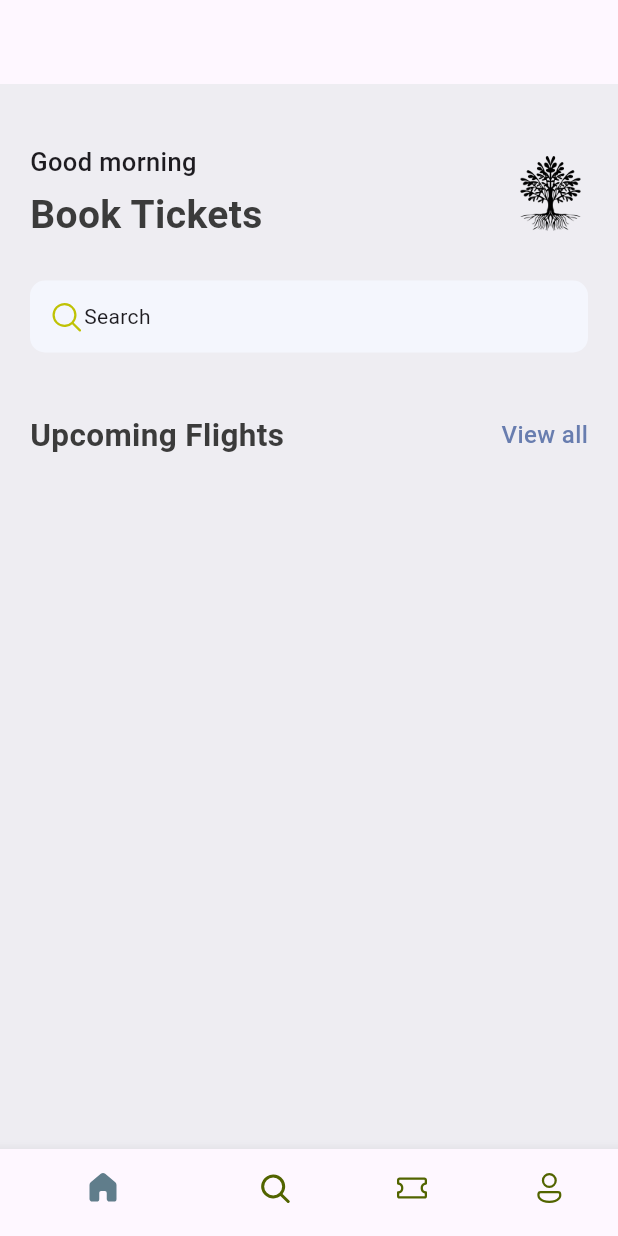
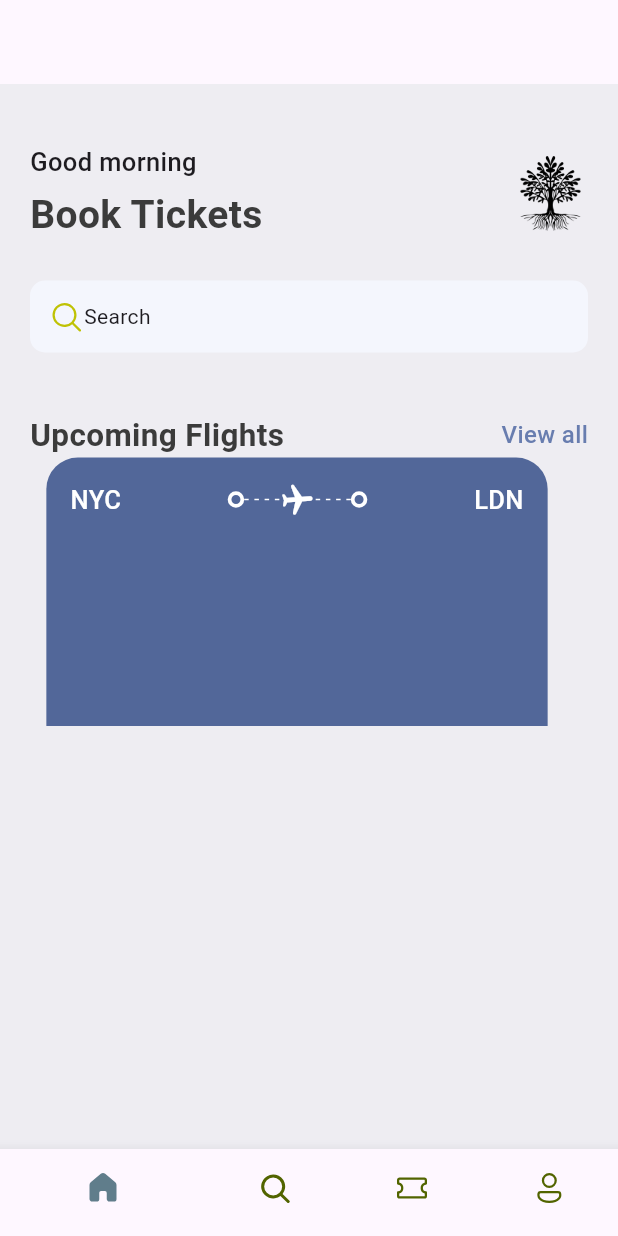
Before and after one commit to GuitherezDika/ticket_app, a Flutter app: the screen it shows after launch, on a phone screen of 412 x 824 dp. Run offline on Flutter 3.47's test engine with Material 3 defaults, Android fonts, the phone set to English and light mode, and no system bars; our stand-ins replace fluentui_icons.

Commit message:
widget ticket 1

```diff
--- a/lib/base/res/styles/app_styles.dart
+++ b/lib/base/res/styles/app_styles.dart
@@ -6,6 +6,7 @@ class AppStyles {
   static Color primaryColor = primary;
   static Color textColor = const Color(0xFF3b3b3b);
   static Color bgColor = const Color(0xFFeeedf2);
+  static Color ticketBlue = const Color(0xFF526799);
 
   static TextStyle  textStyle = TextStyle(
     fontSize: 16,
--- /dev/null
+++ b/lib/base/widgets/app_layoutBuilder_widget.dart
@@ -0,0 +1,26 @@
+import 'package:flutter/material.dart';
+
+class AppLayoutbuilderWidget extends StatelessWidget {
+  final int randomDivider;
+
+  const AppLayoutbuilderWidget({super.key, required this.randomDivider});
+
+  @override
+  Widget build(BuildContext context) {
+    return LayoutBuilder(
+        builder: (BuildContext context, BoxConstraints constraints) {
+      return Flex(
+        mainAxisAlignment: MainAxisAlignment.spaceBetween,
+        direction: Axis.horizontal,
+        children: List.generate(
+            (constraints.constrainWidth() / randomDivider).floor(),
+            (index) => const SizedBox(
+                  width: 3,
+                  height: 1,
+                  child: DecoratedBox(
+                      decoration: BoxDecoration(color: Colors.white)),
+                )),
+      );
+    });
+  }
+}
--- /dev/null
+++ b/lib/base/widgets/big_dot.dart
@@ -0,0 +1,16 @@
+import 'package:flutter/material.dart';
+
+class BigDot extends StatelessWidget {
+  const BigDot({super.key});
+
+  @override
+  Widget build(BuildContext context) {
+    return Container(
+      padding: const EdgeInsets.all(3),
+      decoration: BoxDecoration(
+        border: Border.all(width: 2.5, color: Colors.white),
+        borderRadius: BorderRadius.circular(20)
+      ),
+    );
+  }
+}
--- /dev/null
+++ b/lib/base/widgets/ticket_view.dart
@@ -0,0 +1,66 @@
+import 'package:flutter/material.dart';
+import 'package:ticket_app/base/res/styles/app_styles.dart';
+import 'package:ticket_app/base/widgets/app_layoutBuilder_widget.dart';
+import 'package:ticket_app/base/widgets/big_dot.dart';
+
+class TicketView extends StatelessWidget {
+  const TicketView({super.key});
+
+  @override
+  Widget build(BuildContext context) {
+    final size = MediaQuery.of(context).size;
+
+    return SizedBox(
+      width: size.width * 0.85,
+      height: 179, // size.height,
+      child: Container(
+          margin: const EdgeInsets.only(right: 16),
+          padding: const EdgeInsets.all(16),
+          decoration: BoxDecoration(
+              color: AppStyles.ticketBlue,
+              borderRadius: const BorderRadius.only(
+                  topLeft: Radius.circular(21), topRight: Radius.circular(21))),
+          child: Column(
+            children: [
+              Row(
+                children: [
+                  Text(
+                    "NYC",
+                    style:
+                        AppStyles.headLineStyle3.copyWith(color: Colors.white),
+                  ),
+                  Expanded(child: Container()),
+                  const BigDot(),
+                  Expanded(
+                      child: Stack(
+                    children: [
+                      const SizedBox(
+                        height: 24,
+                        child: AppLayoutbuilderWidget(
+                          randomDivider: 6,
+                        ),
+                      ),
+                      Center(
+                          child: Transform.rotate(
+                        angle: 1.5,
+                        child: const Icon(Icons.local_airport_rounded,
+                            color: Colors.white),
+                      ))
+                    ],
+                  )),
+                  const BigDot(),
+                  Expanded(child: Container()),
+                  Text(
+                    "LDN",
+                    style:
+                        AppStyles.headLineStyle3.copyWith(color: Colors.white),
+                  ),
+                ],
+              ),
+            ],
+          )),
+    );
+  }
+}
+
+// 4.08
--- a/lib/screen/home_screen.dart
+++ b/lib/screen/home_screen.dart
@@ -3,6 +3,7 @@ import 'package:flutter/material.dart';
 import 'package:ticket_app/base/res/media.dart';
 import 'package:ticket_app/base/res/styles/app_styles.dart';
 import 'package:ticket_app/base/widgets/app_double_text.dart';
+import 'package:ticket_app/base/widgets/ticket_view.dart';
 
 class HomeScreen extends StatelessWidget {
   const HomeScreen({super.key});
@@ -77,7 +78,8 @@ class HomeScreen extends StatelessWidget {
                 ),
                 const SizedBox(height: 40),
                 const AppDoubleText(
-                    bigText: 'Upcoming Flights', smallText: 'View all')
+                    bigText: 'Upcoming Flights', smallText: 'View all'),
+                const TicketView(),
               ],
             ),
           ),
```
